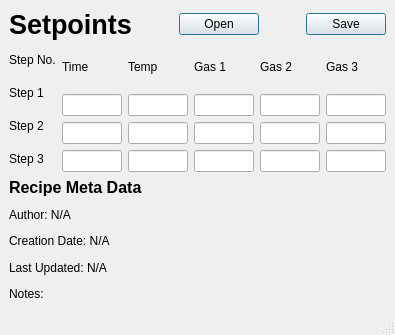
Above: CVD.ui from nholmes7/MB_CVD before the change. Below: the same form after it.
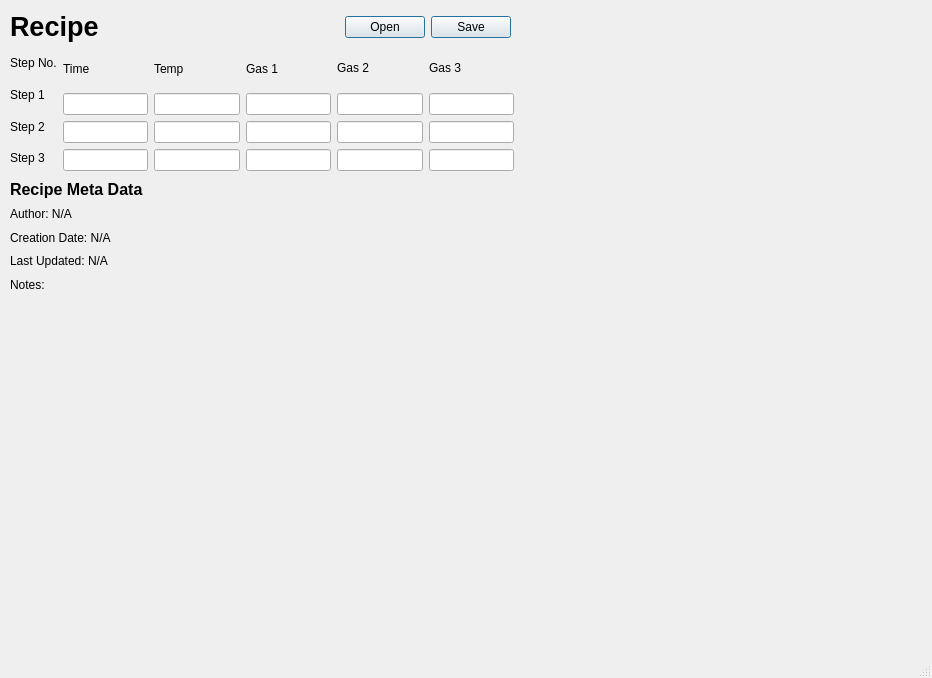
That is the form after the change. Custom widgets are drawn as their Qt base class.

```diff
--- a/CVD.ui
+++ b/CVD.ui
@@ -6,26 +6,137 @@
    <rect>
     <x>0</x>
     <y>0</y>
-    <width>395</width>
-    <height>335</height>
+    <width>932</width>
+    <height>678</height>
    </rect>
   </property>
+  <property name="minimumSize">
+   <size>
+    <width>932</width>
+    <height>678</height>
+   </size>
+  </property>
   <property name="windowTitle">
    <string>MainWindow</string>
   </property>
   <widget class="QWidget" name="centralwidget">
-   <layout class="QGridLayout" name="gridLayout">
-    <item row="0" column="0">
+   <widget class="QWidget" name="">
+    <property name="geometry">
+     <rect>
+      <x>521</x>
+      <y>9</y>
+      <width>402</width>
+      <height>608</height>
+     </rect>
+    </property>
+    <layout class="QVBoxLayout" name="verticalLayout_8">
+     <item>
+      <widget class="PlotWidget" name="gas_graph" native="true">
+       <property name="minimumSize">
+        <size>
+         <width>400</width>
+         <height>300</height>
+        </size>
+       </property>
+      </widget>
+     </item>
+     <item>
+      <widget class="PlotWidget" name="temp_graph" native="true">
+       <property name="minimumSize">
+        <size>
+         <width>400</width>
+         <height>300</height>
+        </size>
+       </property>
+      </widget>
+     </item>
+    </layout>
+   </widget>
+   <widget class="QWidget" name="">
+    <property name="geometry">
+     <rect>
+      <x>10</x>
+      <y>180</y>
+      <width>351</width>
+      <height>113</height>
+     </rect>
+    </property>
+    <layout class="QVBoxLayout" name="verticalLayout_7">
+     <item>
+      <widget class="QLabel" name="label_11">
+       <property name="text">
+        <string>&lt;html&gt;&lt;head/&gt;&lt;body&gt;&lt;p&gt;&lt;span style=&quot; font-size:12pt; font-weight:600;&quot;&gt;Recipe Meta Data&lt;/span&gt;&lt;/p&gt;&lt;/body&gt;&lt;/html&gt;</string>
+       </property>
+      </widget>
+     </item>
+     <item>
+      <widget class="QLabel" name="label_author">
+       <property name="text">
+        <string>Author: N/A</string>
+       </property>
+      </widget>
+     </item>
+     <item>
+      <widget class="QLabel" name="label_creation_date">
+       <property name="text">
+        <string>Creation Date: N/A</string>
+       </property>
+      </widget>
+     </item>
+     <item>
+      <widget class="QLabel" name="label_last_updated">
+       <property name="text">
+        <string>Last Updated: N/A</string>
+       </property>
+      </widget>
+     </item>
+     <item>
+      <widget class="QLabel" name="label_notes">
+       <property name="text">
+        <string>Notes:</string>
+       </property>
+      </widget>
+     </item>
+    </layout>
+   </widget>
+   <widget class="QWidget" name="">
+    <property name="geometry">
+     <rect>
+      <x>10</x>
+      <y>10</y>
+      <width>501</width>
+      <height>34</height>
+     </rect>
+    </property>
      <layout class="QHBoxLayout" name="horizontalLayout_2">
       <item>
        <widget class="QLabel" name="label_7">
         <property name="text">
-         <string>&lt;html&gt;&lt;head/&gt;&lt;body&gt;&lt;p&gt;&lt;span style=&quot; font-size:20pt; font-weight:600;&quot;&gt;Setpoints&lt;/span&gt;&lt;/p&gt;&lt;/body&gt;&lt;/html&gt;</string>
+        <string>&lt;html&gt;&lt;head/&gt;&lt;body&gt;&lt;p&gt;&lt;span style=&quot; font-size:20pt; font-weight:600;&quot;&gt;Recipe&lt;/span&gt;&lt;/p&gt;&lt;/body&gt;&lt;/html&gt;</string>
         </property>
        </widget>
       </item>
+     <item>
+      <spacer name="horizontalSpacer">
+       <property name="orientation">
+        <enum>Qt::Horizontal</enum>
+       </property>
+       <property name="sizeHint" stdset="0">
+        <size>
+         <width>100</width>
+         <height>20</height>
+        </size>
+       </property>
+      </spacer>
+     </item>
       <item>
        <widget class="QDialogButtonBox" name="open_button">
+       <property name="sizePolicy">
+        <sizepolicy hsizetype="Fixed" vsizetype="Fixed">
+         <horstretch>0</horstretch>
+         <verstretch>0</verstretch>
+        </sizepolicy>
+       </property>
         <property name="standardButtons">
          <set>QDialogButtonBox::Open</set>
         </property>
@@ -33,14 +144,28 @@
       </item>
       <item>
        <widget class="QDialogButtonBox" name="save_button">
+       <property name="sizePolicy">
+        <sizepolicy hsizetype="Fixed" vsizetype="Fixed">
+         <horstretch>0</horstretch>
+         <verstretch>0</verstretch>
+        </sizepolicy>
+       </property>
         <property name="standardButtons">
          <set>QDialogButtonBox::Save</set>
         </property>
        </widget>
       </item>
      </layout>
-    </item>
-    <item row="1" column="0">
+   </widget>
+   <widget class="QWidget" name="">
+    <property name="geometry">
+     <rect>
+      <x>10</x>
+      <y>50</y>
+      <width>504</width>
+      <height>121</height>
+     </rect>
+    </property>
      <layout class="QHBoxLayout" name="horizontalLayout">
       <item>
        <layout class="QVBoxLayout" name="verticalLayout_6">
@@ -175,47 +300,7 @@
        </layout>
       </item>
      </layout>
-    </item>
-    <item row="2" column="0">
-     <layout class="QVBoxLayout" name="verticalLayout_7">
-      <item>
-       <widget class="QLabel" name="label_11">
-        <property name="text">
-         <string>&lt;html&gt;&lt;head/&gt;&lt;body&gt;&lt;p&gt;&lt;span style=&quot; font-size:12pt; font-weight:600;&quot;&gt;Recipe Meta Data&lt;/span&gt;&lt;/p&gt;&lt;/body&gt;&lt;/html&gt;</string>
-        </property>
-       </widget>
-      </item>
-      <item>
-       <widget class="QLabel" name="label_author">
-        <property name="text">
-         <string>Author: N/A</string>
-        </property>
-       </widget>
-      </item>
-      <item>
-       <widget class="QLabel" name="label_creation_date">
-        <property name="text">
-         <string>Creation Date: N/A</string>
-        </property>
-       </widget>
-      </item>
-      <item>
-       <widget class="QLabel" name="label_last_updated">
-        <property name="text">
-         <string>Last Updated: N/A</string>
-        </property>
-       </widget>
-      </item>
-      <item>
-       <widget class="QLabel" name="label_notes">
-        <property name="text">
-         <string>Notes:</string>
-        </property>
-       </widget>
-      </item>
-     </layout>
-    </item>
-   </layout>
+   </widget>
   </widget>
   <widget class="QMenuBar" name="menubar">
    <property name="geometry">
@@ -232,6 +317,14 @@
   </widget>
   <widget class="QStatusBar" name="statusbar"/>
  </widget>
+ <customwidgets>
+  <customwidget>
+   <class>PlotWidget</class>
+   <extends>QWidget</extends>
+   <header>pyqtgraph</header>
+   <container>1</container>
+  </customwidget>
+ </customwidgets>
  <resources/>
  <connections/>
 </ui>
```
Left out of the diff: 2 changed lines with no effect on the pictures. Lines whose indentation alone changed are shown as unchanged.
